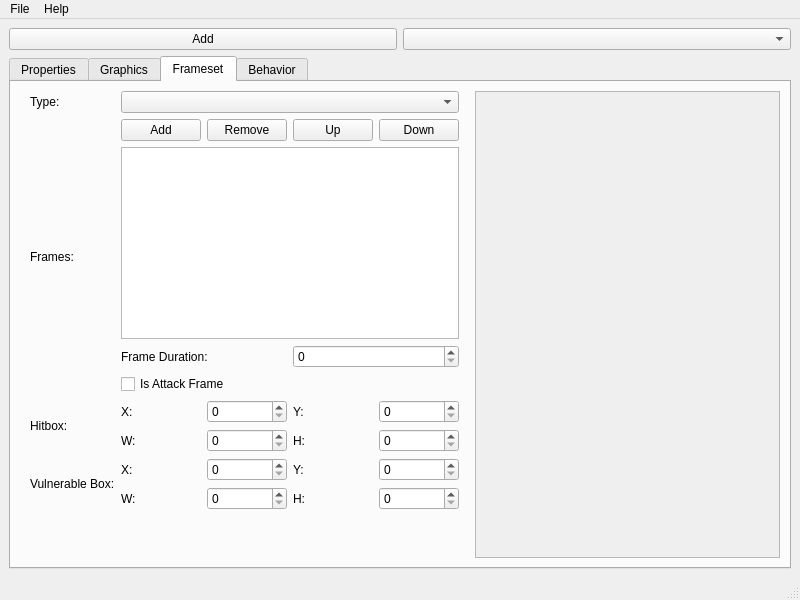
First picture: the form in mainwindow.ui, repository protoman/firefly-enemies-editor, before the edit.
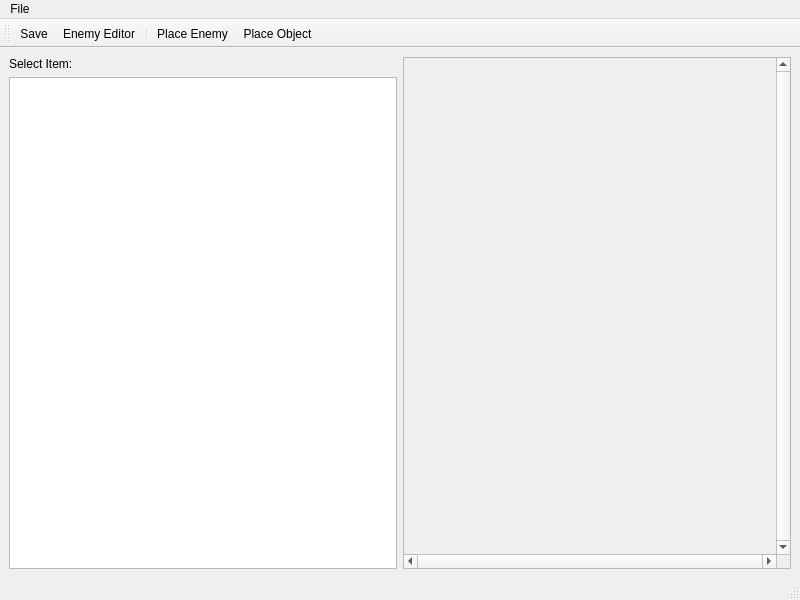
Second picture: the form after the edit. The open tabs and pages were chosen to show the change. Icons and pictures are not drawn. Custom widgets are drawn as their Qt base class.

Commit message: Add enemy edit window. Add map to mainwindow.

```diff
--- a/mainwindow.ui
+++ b/mainwindow.ui
@@ -14,464 +14,67 @@
    <string>MainWindow</string>
   </property>
   <widget class="QWidget" name="centralwidget">
-   <layout class="QVBoxLayout" name="verticalLayout_3">
-    <item>
-     <layout class="QVBoxLayout" name="verticalLayout_2">
+   <layout class="QGridLayout" name="gridLayout">
+    <item row="0" column="0">
+     <layout class="QHBoxLayout" name="horizontalLayout">
       <item>
-       <layout class="QHBoxLayout" name="horizontalLayout">
+       <layout class="QVBoxLayout" name="verticalLayout">
+        <property name="rightMargin">
+         <number>0</number>
+        </property>
         <item>
-         <widget class="QPushButton" name="addEnemyPushButton">
+         <widget class="QLabel" name="label">
           <property name="text">
-           <string>Add</string>
+           <string>Select Item:</string>
           </property>
          </widget>
         </item>
         <item>
-         <widget class="QComboBox" name="selectEnemyComboBox"/>
+         <widget class="QListView" name="listView"/>
         </item>
        </layout>
       </item>
      </layout>
     </item>
-    <item>
-     <widget class="QTabWidget" name="tabWidget">
-      <property name="currentIndex">
-       <number>3</number>
+    <item row="0" column="1">
+     <widget class="QScrollArea" name="scrollArea">
+      <property name="verticalScrollBarPolicy">
+       <enum>Qt::ScrollBarAlwaysOn</enum>
       </property>
-      <widget class="QWidget" name="tab_3">
-       <attribute name="title">
-        <string>Properties</string>
-       </attribute>
-       <layout class="QGridLayout" name="gridLayout_2">
-        <item row="0" column="0">
-         <layout class="QGridLayout" name="gridLayout">
-          <item row="1" column="1">
-           <widget class="QComboBox" name="comboBox_2"/>
-          </item>
-          <item row="3" column="0">
-           <widget class="QLabel" name="label_4">
-            <property name="text">
-             <string>Shield:</string>
-            </property>
-           </widget>
-          </item>
-          <item row="2" column="1">
-           <widget class="QSpinBox" name="spinBox_3"/>
-          </item>
-          <item row="5" column="1">
-           <widget class="QDoubleSpinBox" name="doubleSpinBox_4"/>
-          </item>
-          <item row="1" column="0">
-           <widget class="QLabel" name="label_3">
-            <property name="text">
-             <string>Type:</string>
-            </property>
-           </widget>
-          </item>
-          <item row="4" column="1">
-           <layout class="QGridLayout" name="gridLayout_3">
-            <item row="0" column="0">
-             <widget class="QLabel" name="label_7">
-              <property name="text">
-               <string>Horizontal:</string>
-              </property>
-             </widget>
-            </item>
-            <item row="2" column="0">
-             <widget class="QLabel" name="label_9">
-              <property name="text">
-               <string>Jump:</string>
-              </property>
-             </widget>
-            </item>
-            <item row="1" column="0">
-             <widget class="QLabel" name="label_8">
-              <property name="text">
-               <string>Vertical:</string>
-              </property>
-             </widget>
-            </item>
-            <item row="0" column="1">
-             <widget class="QDoubleSpinBox" name="doubleSpinBox"/>
-            </item>
-            <item row="1" column="1">
-             <widget class="QDoubleSpinBox" name="doubleSpinBox_2"/>
-            </item>
-            <item row="2" column="1">
-             <widget class="QDoubleSpinBox" name="doubleSpinBox_3"/>
-            </item>
-           </layout>
-          </item>
-          <item row="3" column="1">
-           <widget class="QComboBox" name="comboBox_3"/>
-          </item>
-          <item row="4" column="0">
-           <widget class="QLabel" name="label_5">
-            <property name="text">
-             <string>Speed:</string>
-            </property>
-           </widget>
-          </item>
-          <item row="0" column="1">
-           <widget class="QLineEdit" name="enemyNameLineEdit"/>
-          </item>
-          <item row="2" column="0">
-           <widget class="QLabel" name="label_2">
-            <property name="text">
-             <string>HP:</string>
-            </property>
-           </widget>
-          </item>
-          <item row="0" column="0">
-           <widget class="QLabel" name="label">
-            <property name="text">
-             <string>Name:</string>
-            </property>
-           </widget>
-          </item>
-          <item row="5" column="0">
-           <widget class="QLabel" name="label_6">
-            <property name="text">
-             <string>Range:</string>
-            </property>
-           </widget>
-          </item>
-          <item row="6" column="0">
-           <spacer name="verticalSpacer_3">
-            <property name="orientation">
-             <enum>Qt::Vertical</enum>
-            </property>
-            <property name="sizeHint" stdset="0">
-             <size>
-              <width>20</width>
-              <height>40</height>
-             </size>
-            </property>
-           </spacer>
-          </item>
-         </layout>
-        </item>
-       </layout>
-      </widget>
-      <widget class="QWidget" name="tab_4">
-       <attribute name="title">
-        <string>Graphics</string>
-       </attribute>
-       <layout class="QGridLayout" name="gridLayout_4">
-        <item row="0" column="0">
-         <layout class="QHBoxLayout" name="horizontalLayout_2">
-          <item>
-           <layout class="QGridLayout" name="gridLayout_6">
-            <property name="rightMargin">
-             <number>0</number>
-            </property>
-            <item row="1" column="1">
-             <layout class="QGridLayout" name="gridLayout_7">
-              <item row="0" column="0">
-               <widget class="QLabel" name="label_12">
-                <property name="text">
-                 <string>Width:</string>
-                </property>
-               </widget>
-              </item>
-              <item row="1" column="0">
-               <widget class="QLabel" name="label_13">
-                <property name="text">
-                 <string>Heigth:</string>
-                </property>
-               </widget>
-              </item>
-              <item row="0" column="1">
-               <widget class="QSpinBox" name="spinBox"/>
-              </item>
-              <item row="1" column="1">
-               <widget class="QSpinBox" name="spinBox_2"/>
-              </item>
-             </layout>
-            </item>
-            <item row="1" column="0">
-             <widget class="QLabel" name="label_11">
-              <property name="text">
-               <string>Size:</string>
-              </property>
-             </widget>
-            </item>
-            <item row="0" column="0">
-             <widget class="QLabel" name="label_10">
-              <property name="text">
-               <string>File:</string>
-              </property>
-             </widget>
-            </item>
-            <item row="0" column="1">
-             <widget class="QComboBox" name="comboBox"/>
-            </item>
-            <item row="2" column="0">
-             <spacer name="verticalSpacer_2">
-              <property name="orientation">
-               <enum>Qt::Vertical</enum>
-              </property>
-              <property name="sizeHint" stdset="0">
-               <size>
-                <width>20</width>
-                <height>40</height>
-               </size>
-              </property>
-             </spacer>
-            </item>
-           </layout>
-          </item>
-         </layout>
-        </item>
-       </layout>
-      </widget>
-      <widget class="QWidget" name="tab_5">
-       <attribute name="title">
-        <string>Frameset</string>
-       </attribute>
-       <layout class="QGridLayout" name="gridLayout_8">
-        <item row="0" column="1">
-         <widget class="QScrollArea" name="scrollArea">
-          <property name="widgetResizable">
-           <bool>true</bool>
-          </property>
-          <widget class="QWidget" name="scrollAreaWidgetContents">
-           <property name="geometry">
-            <rect>
-             <x>0</x>
-             <y>0</y>
-             <width>264</width>
-             <height>432</height>
-            </rect>
-           </property>
-          </widget>
-         </widget>
-        </item>
-        <item row="0" column="0">
-         <layout class="QHBoxLayout" name="horizontalLayout_3">
-          <item>
-           <layout class="QGridLayout" name="gridLayout_9">
-            <property name="leftMargin">
-             <number>10</number>
-            </property>
-            <property name="rightMargin">
-             <number>10</number>
-            </property>
-            <item row="2" column="1">
-             <layout class="QGridLayout" name="gridLayout_5">
-              <item row="1" column="2">
-               <widget class="QLabel" name="label_22">
-                <property name="text">
-                 <string>H:</string>
-                </property>
-               </widget>
-              </item>
-              <item row="1" column="0">
-               <widget class="QLabel" name="label_21">
-                <property name="text">
-                 <string>W:</string>
-                </property>
-               </widget>
-              </item>
-              <item row="0" column="0">
-               <widget class="QLabel" name="label_19">
-                <property name="text">
-                 <string>X:</string>
-                </property>
-               </widget>
-              </item>
-              <item row="0" column="1">
-               <widget class="QSpinBox" name="spinBox_5"/>
-              </item>
-              <item row="0" column="2">
-               <widget class="QLabel" name="label_20">
-                <property name="text">
-                 <string>Y:</string>
-                </property>
-               </widget>
-              </item>
-              <item row="1" column="1">
-               <widget class="QSpinBox" name="spinBox_6"/>
-              </item>
-              <item row="0" column="3">
-               <widget class="QSpinBox" name="spinBox_7"/>
-              </item>
-              <item row="1" column="3">
-               <widget class="QSpinBox" name="spinBox_8"/>
-              </item>
-             </layout>
-            </item>
-            <item row="3" column="0">
-             <widget class="QLabel" name="label_18">
-              <property name="text">
-               <string>Vulnerable Box:</string>
-              </property>
-             </widget>
-            </item>
-            <item row="0" column="1">
-             <widget class="QComboBox" name="comboBox_4"/>
-            </item>
-            <item row="1" column="0">
-             <widget class="QLabel" name="label_15">
-              <property name="text">
-               <string>Frames:</string>
-              </property>
-             </widget>
-            </item>
-            <item row="3" column="1">
-             <layout class="QGridLayout" name="gridLayout_10">
-              <item row="0" column="2">
-               <widget class="QLabel" name="label_24">
-                <property name="text">
-                 <string>Y:</string>
-                </property>
-               </widget>
-              </item>
-              <item row="0" column="0">
-               <widget class="QLabel" name="label_23">
-                <property name="text">
-                 <string>X:</string>
-                </property>
-               </widget>
-              </item>
-              <item row="1" column="2">
-               <widget class="QLabel" name="label_26">
-                <property name="text">
-                 <string>H:</string>
-                </property>
-               </widget>
-              </item>
-              <item row="1" column="0">
-               <widget class="QLabel" name="label_25">
-                <property name="text">
-                 <string>W:</string>
-                </property>
-               </widget>
-              </item>
-              <item row="0" column="1">
-               <widget class="QSpinBox" name="spinBox_9"/>
-              </item>
-              <item row="0" column="3">
-               <widget class="QSpinBox" name="spinBox_10"/>
-              </item>
-              <item row="1" column="1">
-               <widget class="QSpinBox" name="spinBox_11"/>
-              </item>
-              <item row="1" column="3">
-               <widget class="QSpinBox" name="spinBox_12"/>
-              </item>
-             </layout>
-            </item>
-            <item row="2" column="0">
-             <widget class="QLabel" name="label_17">
-              <property name="text">
-               <string>Hitbox:</string>
-              </property>
-             </widget>
-            </item>
-            <item row="0" column="0">
-             <widget class="QLabel" name="label_14">
-              <property name="text">
-               <string>Type:</string>
-              </property>
-             </widget>
-            </item>
-            <item row="1" column="1">
-             <layout class="QVBoxLayout" name="verticalLayout">
-              <item>
-               <layout class="QHBoxLayout" name="horizontalLayout_5">
-                <property name="topMargin">
-                 <number>0</number>
-                </property>
-                <item>
-                 <widget class="QPushButton" name="pushButton">
-                  <property name="text">
-                   <string>Add</string>
-                  </property>
-                 </widget>
-                </item>
-                <item>
-                 <widget class="QPushButton" name="pushButton_2">
-                  <property name="text">
-                   <string>Remove</string>
-                  </property>
-                 </widget>
-                </item>
-                <item>
-                 <widget class="QPushButton" name="pushButton_3">
-                  <property name="text">
-                   <string>Up</string>
-                  </property>
-                 </widget>
-                </item>
-                <item>
-                 <widget class="QPushButton" name="pushButton_4">
-                  <property name="text">
-                   <string>Down</string>
-                  </property>
-                 </widget>
-                </item>
-               </layout>
-              </item>
-              <item>
-               <widget class="QListWidget" name="listWidget"/>
-              </item>
-              <item>
-               <layout class="QHBoxLayout" name="horizontalLayout_6">
-                <property name="topMargin">
-                 <number>0</number>
-                </property>
-                <item>
-                 <widget class="QLabel" name="label_16">
-                  <property name="text">
-                   <string>Frame Duration:</string>
-                  </property>
-                 </widget>
-                </item>
-                <item>
-                 <widget class="QSpinBox" name="spinBox_4"/>
-                </item>
-               </layout>
-              </item>
-              <item>
-               <layout class="QHBoxLayout" name="horizontalLayout_7">
-                <property name="topMargin">
-                 <number>0</number>
-                </property>
-                <item>
-                 <widget class="QCheckBox" name="checkBox">
-                  <property name="text">
-                   <string>Is Attack Frame</string>
-                  </property>
-                 </widget>
-                </item>
-               </layout>
-              </item>
-             </layout>
-            </item>
-            <item row="4" column="0">
-             <spacer name="verticalSpacer">
-              <property name="orientation">
-               <enum>Qt::Vertical</enum>
-              </property>
-              <property name="sizeHint" stdset="0">
-               <size>
-                <width>20</width>
-                <height>40</height>
-               </size>
-              </property>
-             </spacer>
-            </item>
-           </layout>
-          </item>
-         </layout>
-        </item>
-       </layout>
-      </widget>
-      <widget class="QWidget" name="tab">
-       <attribute name="title">
-        <string>Behavior</string>
-       </attribute>
+      <property name="horizontalScrollBarPolicy">
+       <enum>Qt::ScrollBarAlwaysOn</enum>
+      </property>
+      <property name="sizeAdjustPolicy">
+       <enum>QAbstractScrollArea::AdjustIgnored</enum>
+      </property>
+      <property name="widgetResizable">
+       <bool>false</bool>
+      </property>
+      <widget class="QWidget" name="scrollAreaWidgetContents">
+       <property name="geometry">
+        <rect>
+         <x>0</x>
+         <y>0</y>
+         <width>372</width>
+         <height>473</height>
+        </rect>
+       </property>
+       <property name="sizePolicy">
+        <sizepolicy hsizetype="Expanding" vsizetype="Expanding">
+         <horstretch>100</horstretch>
+         <verstretch>100</verstretch>
+        </sizepolicy>
+       </property>
+       <widget class="MapAreaWidget" name="editAreaWidget" native="true">
+        <property name="geometry">
+         <rect>
+          <x>0</x>
+          <y>0</y>
+          <width>341</width>
+          <height>281</height>
+         </rect>
+        </property>
+       </widget>
       </widget>
      </widget>
     </item>
@@ -493,17 +96,29 @@
     <addaction name="actionSave"/>
     <addaction name="actionQuit"/>
    </widget>
-   <widget class="QMenu" name="menuHelp">
-    <property name="title">
-     <string>Help</string>
-    </property>
-    <addaction name="actionAbout"/>
-   </widget>
    <addaction name="menuFile"/>
-   <addaction name="menuHelp"/>
   </widget>
   <widget class="QStatusBar" name="statusbar"/>
+  <widget class="QToolBar" name="toolBar">
+   <property name="windowTitle">
+    <string>toolBar</string>
+   </property>
+   <attribute name="toolBarArea">
+    <enum>TopToolBarArea</enum>
+   </attribute>
+   <attribute name="toolBarBreak">
+    <bool>false</bool>
+   </attribute>
+   <addaction name="actionSave"/>
+   <addaction name="actionEnemy_Editor"/>
+   <addaction name="separator"/>
+   <addaction name="actionPlace_Enemy"/>
+   <addaction name="actionPlace_Object"/>
+  </widget>
   <action name="actionSave">
+   <property name="icon">
+    <iconset theme="QIcon::ThemeIcon::DocumentSave"/>
+   </property>
    <property name="text">
     <string>Save</string>
    </property>
@@ -513,12 +128,54 @@
     <string>Quit</string>
    </property>
   </action>
-  <action name="actionAbout">
+  <action name="actionEnemy_Editor">
+   <property name="icon">
+    <iconset theme="QIcon::ThemeIcon::ContactNew"/>
+   </property>
    <property name="text">
-    <string>About</string>
+    <string>Enemy Editor</string>
+   </property>
+   <property name="menuRole">
+    <enum>QAction::NoRole</enum>
+   </property>
+  </action>
+  <action name="actionPlace_Enemy">
+   <property name="checkable">
+    <bool>true</bool>
+   </property>
+   <property name="icon">
+    <iconset theme="QIcon::ThemeIcon::DocumentSend"/>
+   </property>
+   <property name="text">
+    <string>Place Enemy</string>
+   </property>
+   <property name="menuRole">
+    <enum>QAction::NoRole</enum>
+   </property>
+  </action>
+  <action name="actionPlace_Object">
+   <property name="checkable">
+    <bool>true</bool>
+   </property>
+   <property name="icon">
+    <iconset theme="QIcon::ThemeIcon::SystemLogOut"/>
+   </property>
+   <property name="text">
+    <string>Place Object</string>
+   </property>
+   <property name="menuRole">
+    <enum>QAction::NoRole</enum>
    </property>
   </action>
  </widget>
+ <customwidgets>
+  <customwidget>
+   <class>MapAreaWidget</class>
+   <extends>QWidget</extends>
+   <header>widgets/mapareawidget.h</header>
+   <container>1</container>
+  </customwidget>
+ </customwidgets>
  <resources/>
  <connections/>
 </ui>
```
The commit also changes 12 other files.
